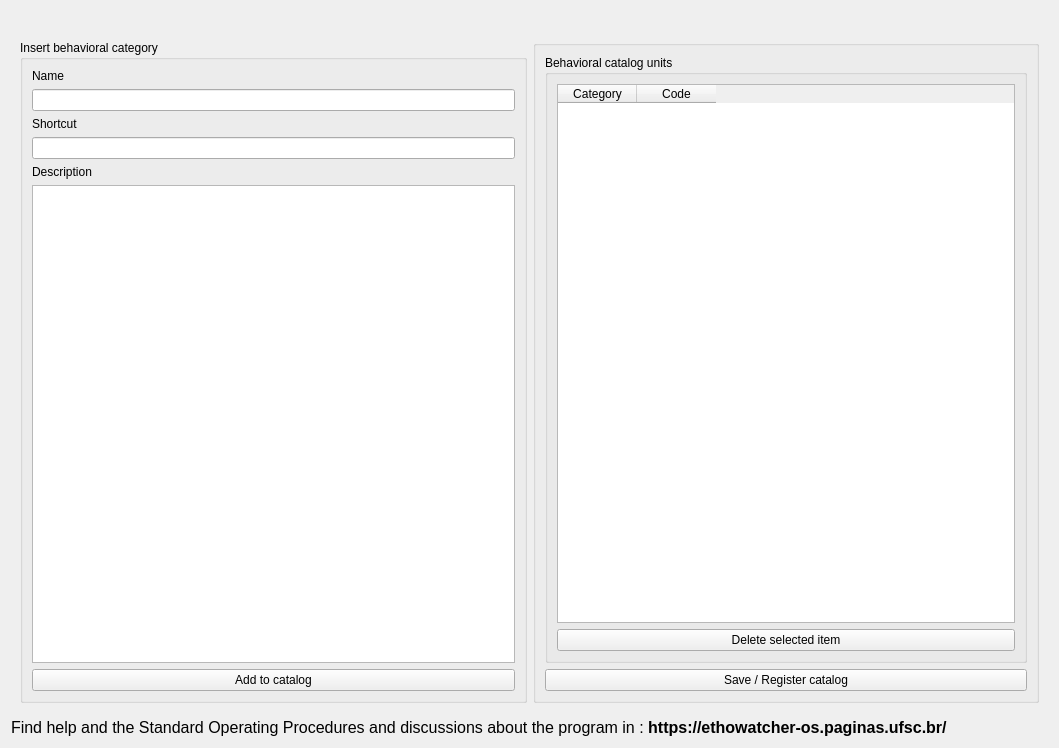
Qt form src/telacadastrocatalago.ui (EthoWatcher/ethowatcher) before a commit.
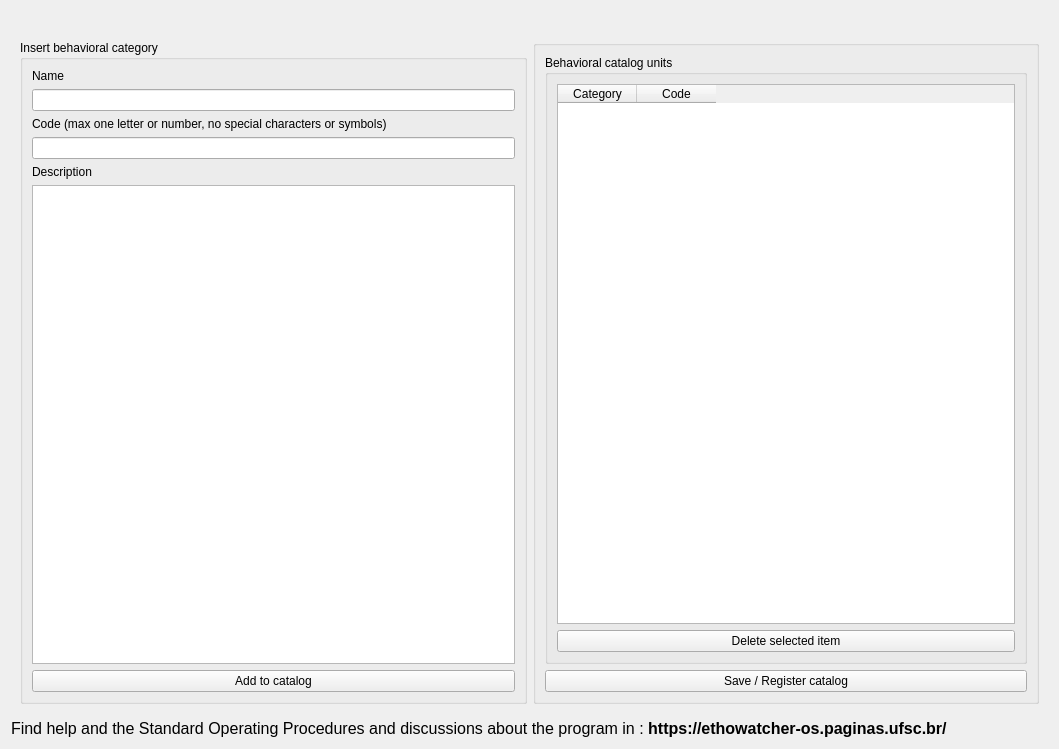
The same form after that commit. Icons and pictures are not drawn.

Commit message: Arrumando os textos das interfaces gráficas.

Diff of the .ui file:
```diff
--- a/src/telacadastrocatalago.ui
+++ b/src/telacadastrocatalago.ui
@@ -7,7 +7,7 @@
     <x>0</x>
     <y>0</y>
     <width>1059</width>
-    <height>748</height>
+    <height>749</height>
    </rect>
   </property>
   <property name="windowTitle">
@@ -65,7 +65,7 @@
          <item>
           <widget class="QLabel" name="label_2">
            <property name="text">
-            <string>Shortcut</string>
+            <string>Code (max one letter or number, no special characters or symbols)</string>
            </property>
           </widget>
          </item>
```
Left out of the diff: 2 changed lines with no effect on the pictures. The commit also changes 3 other files.
